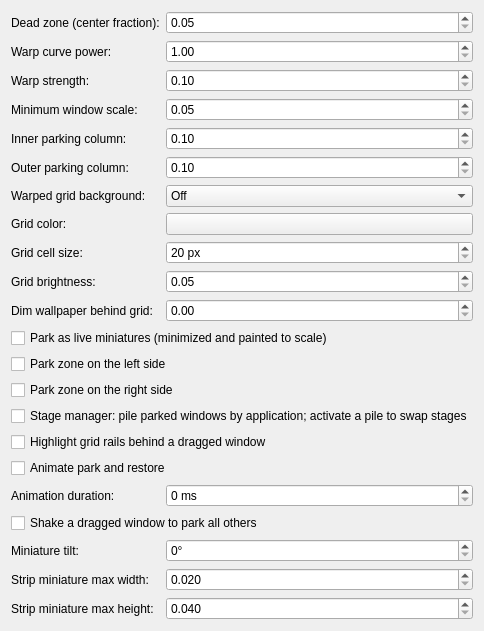
jasondmoss/nixos-configs, file workshop/stage-manager/src/kcm/stagemanager_config.ui: the form before one commit.
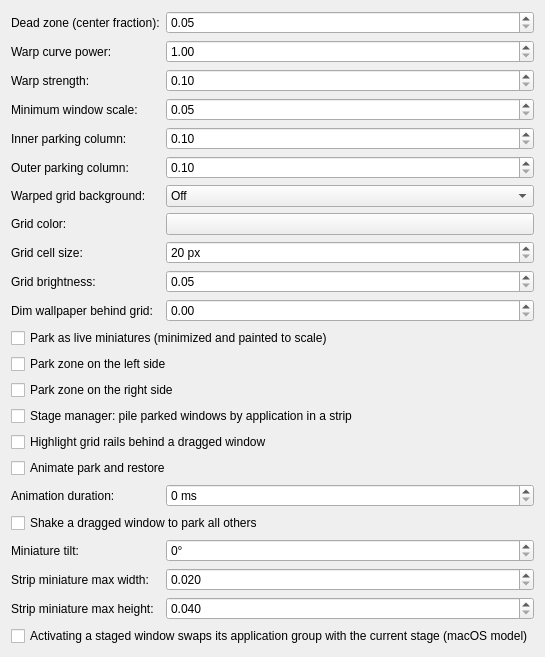
The form after the commit. Custom widgets are drawn as their Qt base class.

Commit message: Stage Manager enhancements

What changed in the file:
```diff
--- a/workshop/stage-manager/src/kcm/stagemanager_config.ui
+++ b/workshop/stage-manager/src/kcm/stagemanager_config.ui
@@ -235,7 +235,17 @@
    <item row="14" column="0" colspan="2">
     <widget class="QCheckBox" name="kcfg_StageMode">
      <property name="text">
-      <string>Stage manager: pile parked windows by application; activate a pile to swap stages</string>
+      <string>Stage manager: pile parked windows by application in a strip</string>
+     </property>
+    </widget>
+   </item>
+   <item row="22" column="0" colspan="2">
+    <widget class="QCheckBox" name="kcfg_StageSwap">
+     <property name="text">
+      <string>Activating a staged window swaps its application group with the current stage (macOS model)</string>
+     </property>
+     <property name="toolTip">
+      <string>Off: clicking a miniature, Alt+Tab, or the shortcut brings back only that window and leaves everything else where it is.</string>
      </property>
     </widget>
    </item>
```
The commit also changes 6 other files.
